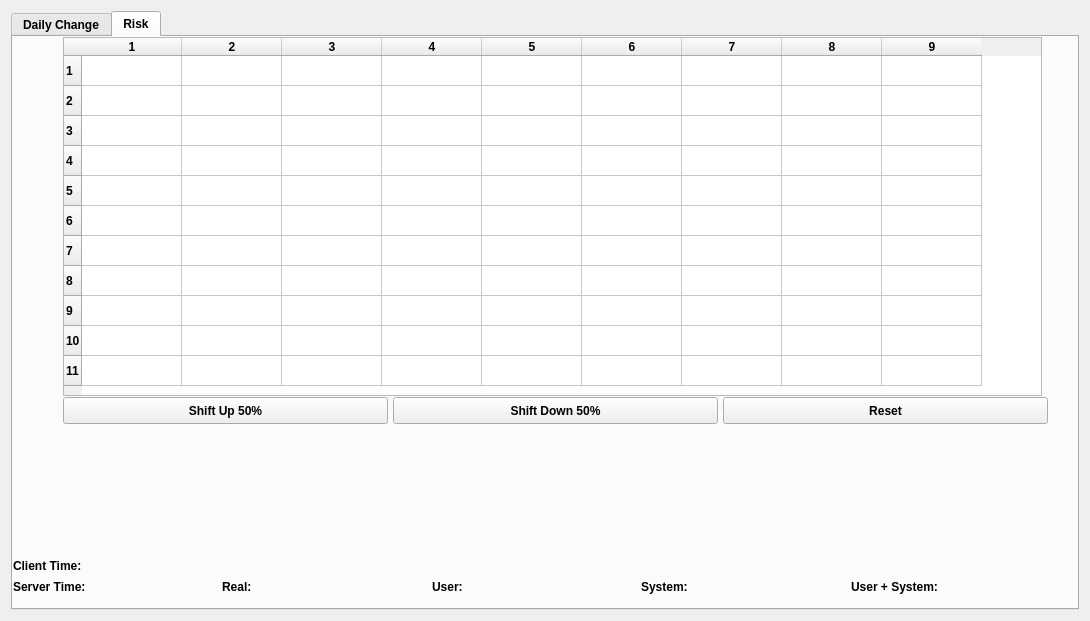
Before: the Qt Designer form client/client.ui in teamgonuts/Bond-calculator, drawn with Qt 5.
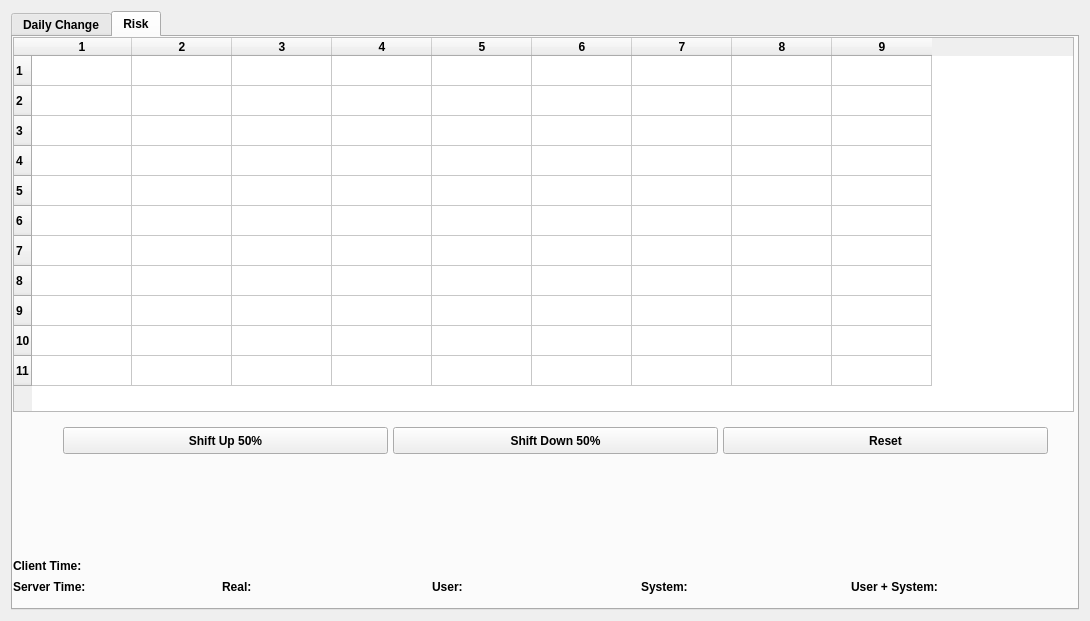
After: the same form once the commit is applied.

Commit message: finished beta client

Diff of the .ui file:
```diff
--- a/client/client.ui
+++ b/client/client.ui
@@ -225,10 +225,10 @@
       <widget class="QTableWidget" name="riskTable">
        <property name="geometry">
         <rect>
-         <x>50</x>
+         <x>0</x>
          <y>0</y>
-         <width>979</width>
-         <height>359</height>
+         <width>1061</width>
+         <height>375</height>
         </rect>
        </property>
        <property name="sortingEnabled">
@@ -355,7 +355,7 @@
        <property name="geometry">
         <rect>
          <x>50</x>
-         <y>360</y>
+         <y>390</y>
          <width>325</width>
          <height>27</height>
         </rect>
@@ -368,7 +368,7 @@
        <property name="geometry">
         <rect>
          <x>380</x>
-         <y>360</y>
+         <y>390</y>
          <width>325</width>
          <height>27</height>
         </rect>
@@ -381,7 +381,7 @@
        <property name="geometry">
         <rect>
          <x>710</x>
-         <y>360</y>
+         <y>390</y>
          <width>325</width>
          <height>27</height>
         </rect>
```
Left out of the diff: 4 changed lines with no effect on the pictures. The commit also changes 2 other files.
